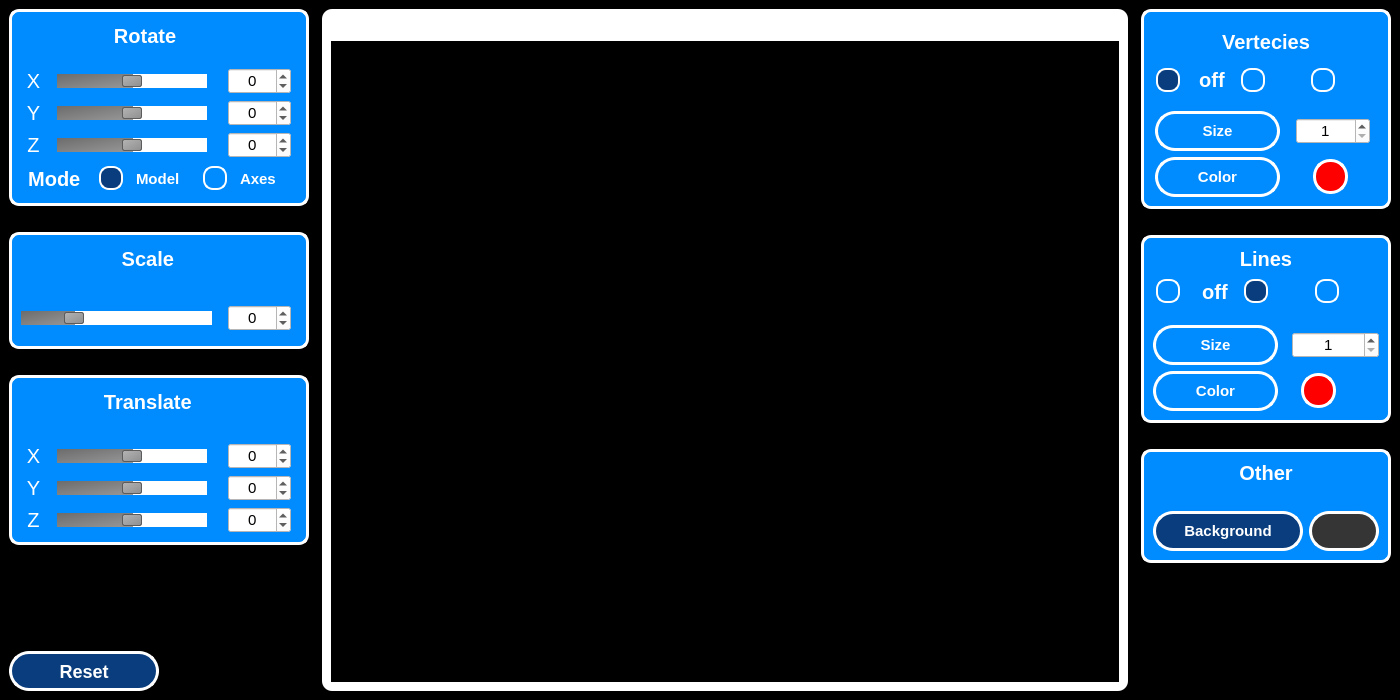
The window that src/gui/mainwindow.ui (kossadda/3DViewer_v1.0) describes before a commit, drawn with Qt 5.
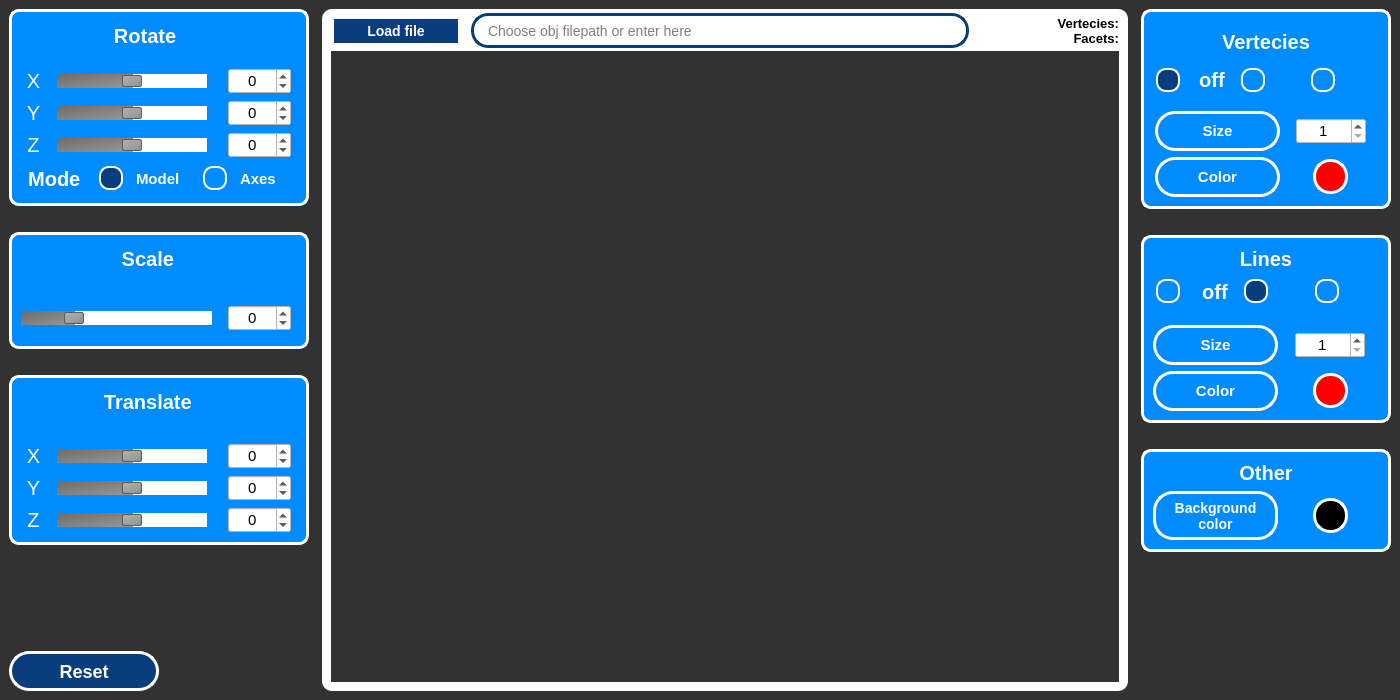
The same window after the commit. Icons and pictures are not drawn. Custom widgets are drawn as their Qt base class.

Commit message: feat: add file dialog

Patch:
```diff
--- a/src/gui/mainwindow.ui
+++ b/src/gui/mainwindow.ui
@@ -23,7 +23,7 @@
    <string>3DViewer</string>
   </property>
   <property name="styleSheet">
-   <string notr="true">background-color: rgb(0, 0, 0);</string>
+   <string notr="true">background-color: rgb(50, 50, 50);</string>
   </property>
   <widget class="QWidget" name="centralwidget">
    <layout class="QFormLayout" name="formLayout">
@@ -1571,8 +1571,8 @@
            <property name="spacing">
             <number>0</number>
            </property>
-           <item row="0" column="0">
-            <widget class="QLabel" name="info_vert">
+           <item row="0" column="3">
+            <widget class="QLabel" name="info_model">
              <property name="sizePolicy">
               <sizepolicy hsizetype="Preferred" vsizetype="Fixed">
                <horstretch>0</horstretch>
@@ -1581,14 +1581,14 @@
              </property>
              <property name="minimumSize">
               <size>
-               <width>0</width>
-               <height>30</height>
+               <width>150</width>
+               <height>40</height>
               </size>
              </property>
              <property name="maximumSize">
               <size>
                <width>16777215</width>
-               <height>30</height>
+               <height>40</height>
               </size>
              </property>
              <property name="styleSheet">
@@ -1596,47 +1596,12 @@
 	font-weight: bold;
 	background-color: #ffffff;
 	color: #000000;
-	font-size: 20px;
+	font-size: 13px;
 }</string>
              </property>
              <property name="text">
-              <string/>
-             </property>
-             <property name="margin">
-              <number>5</number>
-             </property>
-            </widget>
-           </item>
-           <item row="0" column="1">
-            <widget class="QLabel" name="info_facet">
-             <property name="sizePolicy">
-              <sizepolicy hsizetype="Preferred" vsizetype="Fixed">
-               <horstretch>0</horstretch>
-               <verstretch>0</verstretch>
-              </sizepolicy>
-             </property>
-             <property name="minimumSize">
-              <size>
-               <width>0</width>
-               <height>30</height>
-              </size>
-             </property>
-             <property name="maximumSize">
-              <size>
-               <width>16777215</width>
-               <height>30</height>
-              </size>
-             </property>
-             <property name="styleSheet">
-              <string notr="true">QLabel {
-	font-weight: bold;
-	background-color: #ffffff;
-	color: #000000;
-	font-size: 20px;
-}</string>
-             </property>
-             <property name="text">
-              <string/>
+              <string>Vertecies:
+Facets:</string>
              </property>
              <property name="alignment">
               <set>Qt::AlignRight|Qt::AlignTrailing|Qt::AlignVCenter</set>
@@ -1646,7 +1611,40 @@
              </property>
             </widget>
            </item>
-           <item row="1" column="0" colspan="2">
+           <item row="0" column="2">
+            <widget class="QLineEdit" name="filename">
+             <property name="sizePolicy">
+              <sizepolicy hsizetype="Expanding" vsizetype="Fixed">
+               <horstretch>0</horstretch>
+               <verstretch>0</verstretch>
+              </sizepolicy>
+             </property>
+             <property name="minimumSize">
+              <size>
+               <width>0</width>
+               <height>35</height>
+              </size>
+             </property>
+             <property name="maximumSize">
+              <size>
+               <width>16777215</width>
+               <height>35</height>
+              </size>
+             </property>
+             <property name="styleSheet">
+              <string notr="true">background-color: rgb(255, 255, 255);
+color: rgb(0, 0, 0);
+font-size: 14px;
+border-radius: 17px;
+padding: 6px 12px;
+border: 3px solid rgb(9, 61, 125);</string>
+             </property>
+             <property name="placeholderText">
+              <string>Choose obj filepath or enter here</string>
+             </property>
+            </widget>
+           </item>
+           <item row="2" column="0" colspan="4">
             <widget class="GLWidget" name="GL" native="true">
              <property name="sizePolicy">
               <sizepolicy hsizetype="Preferred" vsizetype="Preferred">
@@ -1659,6 +1657,61 @@
              </property>
             </widget>
            </item>
+           <item row="0" column="0">
+            <widget class="QPushButton" name="load_file">
+             <property name="sizePolicy">
+              <sizepolicy hsizetype="Fixed" vsizetype="Fixed">
+               <horstretch>0</horstretch>
+               <verstretch>0</verstretch>
+              </sizepolicy>
+             </property>
+             <property name="minimumSize">
+              <size>
+               <width>130</width>
+               <height>30</height>
+              </size>
+             </property>
+             <property name="maximumSize">
+              <size>
+               <width>130</width>
+               <height>30</height>
+              </size>
+             </property>
+             <property name="styleSheet">
+              <string notr="true">QPushButton {
+	font-weight: bold;
+	background-color: rgb(9, 61, 125);
+	color: rgb(255, 255, 255);
+ 	font-size: 14px;
+	padding: 6px 12px;
+	border: 3px solid rgb(255, 255, 255);
+}
+
+QPushButton:pressed {
+    background-color: rgb(76, 20, 98);
+}</string>
+             </property>
+             <property name="text">
+              <string>Load file</string>
+             </property>
+            </widget>
+           </item>
+           <item row="0" column="1">
+            <spacer name="horizontalSpacer_2">
+             <property name="orientation">
+              <enum>Qt::Horizontal</enum>
+             </property>
+             <property name="sizeType">
+              <enum>QSizePolicy::Fixed</enum>
+             </property>
+             <property name="sizeHint" stdset="0">
+              <size>
+               <width>10</width>
+               <height>20</height>
+              </size>
+             </property>
+            </spacer>
+           </item>
           </layout>
          </item>
         </layout>
@@ -2024,7 +2077,7 @@
                </property>
                <property name="sizeHint" stdset="0">
                 <size>
-                 <width>8</width>
+                 <width>11</width>
                  <height>20</height>
                 </size>
                </property>
@@ -2040,7 +2093,7 @@
                </property>
                <property name="sizeHint" stdset="0">
                 <size>
-                 <width>3</width>
+                 <width>12</width>
                  <height>20</height>
                 </size>
                </property>
@@ -2062,7 +2115,7 @@
                </property>
                <property name="maximumSize">
                 <size>
-                 <width>16777215</width>
+                 <width>70</width>
                  <height>16777215</height>
                 </size>
                </property>
@@ -2267,46 +2320,24 @@
             </widget>
            </item>
            <item row="1" column="0">
-            <widget class="QLabel" name="label_15">
-             <property name="sizePolicy">
-              <sizepolicy hsizetype="Expanding" vsizetype="Fixed">
-               <horstretch>0</horstretch>
-               <verstretch>0</verstretch>
-              </sizepolicy>
-             </property>
-             <property name="minimumSize">
-              <size>
-               <width>0</width>
-               <height>10</height>
-              </size>
-             </property>
-             <property name="styleSheet">
-              <string notr="true">QLabel {
-	font-weight: bold;
-	color: rgb(255, 255, 255);
-	background-color: rgb(0, 139, 255);
-}</string>
-             </property>
-             <property name="text">
-              <string/>
-             </property>
-            </widget>
-           </item>
-           <item row="2" column="0">
             <layout class="QGridLayout" name="gridLayout_14">
              <item row="0" column="1">
-              <widget class="QLabel" name="back_label">
-               <property name="styleSheet">
-                <string notr="true">background-color: rgb(53, 53, 53);
-border-radius: 20px;
-border: 3px solid rgb(255, 255, 255);</string>
+              <spacer name="horizontalSpacer_14">
+               <property name="orientation">
+                <enum>Qt::Horizontal</enum>
                </property>
-               <property name="text">
-                <string/>
+               <property name="sizeType">
+                <enum>QSizePolicy::Fixed</enum>
                </property>
-              </widget>
+               <property name="sizeHint" stdset="0">
+                <size>
+                 <width>40</width>
+                 <height>20</height>
+                </size>
+               </property>
+              </spacer>
              </item>
-             <item row="0" column="0">
+             <item row="0" column="2">
               <widget class="QPushButton" name="back_color">
                <property name="sizePolicy">
                 <sizepolicy hsizetype="Fixed" vsizetype="Fixed">
@@ -2316,36 +2347,82 @@
                </property>
                <property name="minimumSize">
                 <size>
-                 <width>150</width>
-                 <height>40</height>
+                 <width>35</width>
+                 <height>35</height>
                 </size>
                </property>
                <property name="maximumSize">
                 <size>
-                 <width>150</width>
-                 <height>40</height>
+                 <width>35</width>
+                 <height>35</height>
                 </size>
                </property>
                <property name="styleSheet">
-                <string notr="true">QPushButton {
+                <string notr="true">background-color: rgb(0, 0, 0);
+border-radius: 17px;
+border: 3px solid rgb(255, 255, 255);</string>
+               </property>
+               <property name="text">
+                <string/>
+               </property>
+              </widget>
+             </item>
+             <item row="0" column="0">
+              <widget class="QLabel" name="back_label">
+               <property name="sizePolicy">
+                <sizepolicy hsizetype="Fixed" vsizetype="Fixed">
+                 <horstretch>0</horstretch>
+                 <verstretch>0</verstretch>
+                </sizepolicy>
+               </property>
+               <property name="minimumSize">
+                <size>
+                 <width>125</width>
+                 <height>49</height>
+                </size>
+               </property>
+               <property name="maximumSize">
+                <size>
+                 <width>16777215</width>
+                 <height>49</height>
+                </size>
+               </property>
+               <property name="styleSheet">
+                <string notr="true">QLabel {
 	font-weight: bold;
-	background-color: rgb(9, 61, 125);
+	background-color: rgb(0, 139, 255);
 	color: rgb(255, 255, 255);
- 	font-size: 15px;
+ 	font-size: 14px;
 	border-radius: 20px;
 	padding: 6px 12px;
 	border: 3px solid rgb(255, 255, 255);
-}
-
-QPushButton:pressed {
-    background-color: rgb(76, 20, 98);
 }</string>
                </property>
                <property name="text">
-                <string>Background</string>
+                <string>Background
+color</string>
+               </property>
+               <property name="alignment">
+                <set>Qt::AlignCenter</set>
                </property>
               </widget>
              </item>
+             <item row="0" column="3">
+              <spacer name="horizontalSpacer_15">
+               <property name="orientation">
+                <enum>Qt::Horizontal</enum>
+               </property>
+               <property name="sizeType">
+                <enum>QSizePolicy::Fixed</enum>
+               </property>
+               <property name="sizeHint" stdset="0">
+                <size>
+                 <width>31</width>
+                 <height>20</height>
+                </size>
+               </property>
+              </spacer>
+             </item>
             </layout>
            </item>
           </layout>
@@ -2520,7 +2597,7 @@
                </property>
                <property name="maximumSize">
                 <size>
-                 <width>16777215</width>
+                 <width>70</width>
                  <height>16777215</height>
                 </size>
                </property>
```
Left out of the diff: 534 changed lines with no effect on the pictures. The commit also changes 6 other files.
